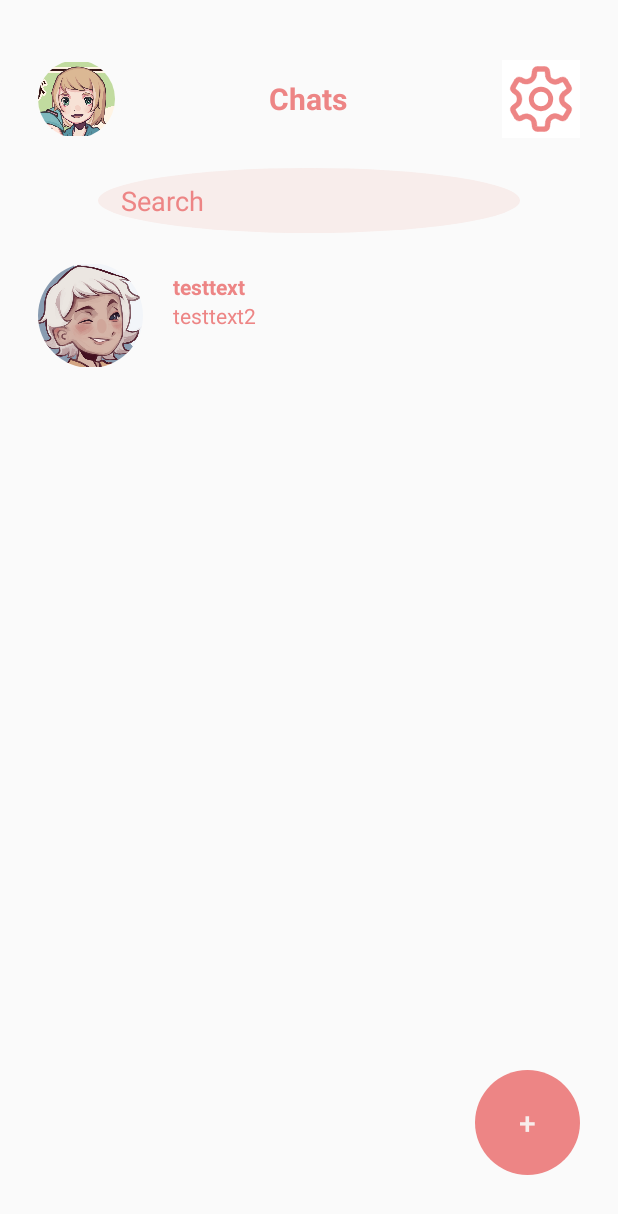
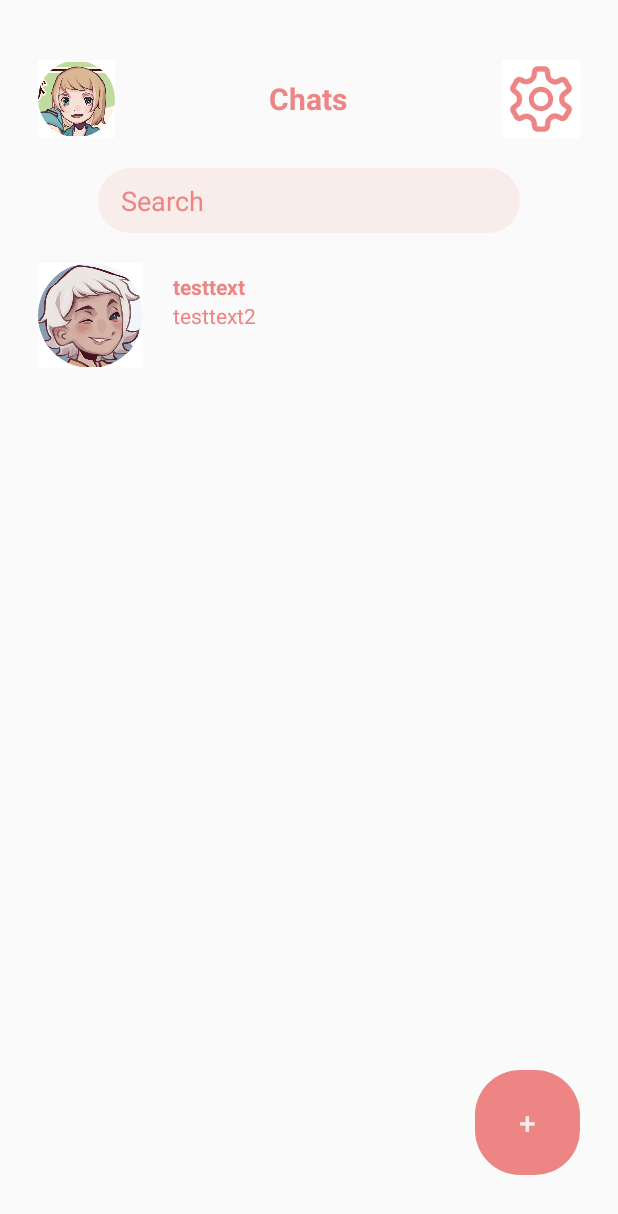
Before and after one commit to qoeru/Character-Chat, an Android app: the screen it shows after launch (MainActivity), on a phone screen of 412 x 824 dp. Shown: the top 1214 px of the screen. Run offline under Robolectric (Android 15) with nearby library versions, the phone set to English and light mode, and no system bars.

Commit message:
added rounded corners - final variant

```diff
--- /dev/null
+++ b/app/src/main/res/drawable/bg_round.xml
@@ -0,0 +1,5 @@
+<shape xmlns:android="http://schemas.android.com/apk/res/android"
+    android:shape="rectangle">
+    <corners android:radius="30dp" />
+    <solid android:color="@color/white"></solid>
+</shape>
--- /dev/null
+++ b/app/src/main/res/drawable/fg_round.xml
@@ -0,0 +1,12 @@
+<?xml version="1.0" encoding="UTF-8"?>
+<shape xmlns:android="http://schemas.android.com/apk/res/android"
+    android:innerRadiusRatio="2"
+    android:shape="ring"
+    android:thicknessRatio="1"
+    android:useLevel="false">
+    <gradient
+        android:type="radial"
+        android:gradientRadius="8dp"
+        android:endColor="@color/white"
+        />
+</shape>
--- a/app/src/main/res/drawable/round_bg.xml
+++ /dev/null
@@ -1,6 +0,0 @@
-<shape xmlns:android="http://schemas.android.com/apk/res/android"
-    android:shape="oval"
-    >
-    <corners android:radius="40dp" />
-
-</shape>
--- a/app/src/main/res/layout/activity_main.xml
+++ b/app/src/main/res/layout/activity_main.xml
@@ -18,20 +18,19 @@
         android:layout_weight="0.6"
         android:orientation="horizontal">
 
-        <ImageButton
-            android:background="@drawable/round_bg"
+        <ImageView
+            android:foreground="@drawable/fg_round"
             android:id="@+id/UserAvatar"
             android:src="@drawable/user"
             android:layout_width="0dp"
             android:layout_height="match_parent"
             android:layout_weight="1"
-            android:clipToOutline="true"
 
             android:contentDescription="@string/user_s_avatar"
             android:scaleType="fitCenter"
             >
 
-        </ImageButton>
+        </ImageView>
 
 
         <TextView
@@ -72,7 +71,7 @@
         android:layout_marginHorizontal="40dp"
         android:textColorHint="@color/pink"
         android:textColor="@color/pink"
-        android:background="@drawable/round_bg"
+        android:background="@drawable/bg_round"
         android:backgroundTint="@color/light_pink"
         >
 
@@ -88,19 +87,18 @@
             android:layout_width="match_parent"
             android:layout_height="70dp">
 
-            <ImageButton
+            <ImageView
                 android:id="@+id/CharacterAvatar"
 
                 android:layout_width="70dp"
                 android:layout_height="70dp"
                 android:layout_alignParentLeft="true"
-                android:background="@drawable/round_bg"
-                android:clipToOutline="true"
+                android:foreground="@drawable/fg_round"
                 android:contentDescription="@string/user_s_avatar"
-                android:scaleType="fitCenter"
+                android:scaleType="centerInside"
                 android:src="@drawable/ray">
 
-            </ImageButton>
+            </ImageView>
 
             <TextView
                 android:id="@+id/CharacterName"
@@ -140,7 +138,7 @@
             android:layout_alignParentBottom="true"
             android:text="+"
             android:textSize="20dp"
-            android:background="@drawable/round_bg"
+            android:background="@drawable/bg_round"
             android:textColor="@color/light_pink"
 
             android:backgroundTint="@color/pink"
--- a/app/src/main/res/layout/new_character.xml
+++ b/app/src/main/res/layout/new_character.xml
@@ -32,7 +32,7 @@
         android:textColorHint="@color/pink"
         android:textColor="@color/black"
         android:backgroundTint="@color/light_pink"
-        android:background="@drawable/round_bg"
+        android:background="@drawable/bg_round"
         android:layout_marginTop="30dp"
         app:layout_constraintTop_toBottomOf="@+id/new_character"
         app:layout_constraintLeft_toLeftOf="parent"
@@ -46,7 +46,7 @@
         android:layout_height="30dp"
         android:hint="gender"
         android:backgroundTint="@color/light_pink"
-        android:background="@drawable/round_bg"
+        android:background="@drawable/bg_round"
         android:layout_marginTop="30dp"
         android:textColor="@color/black"
         android:textColorHint="@color/pink"
@@ -83,7 +83,7 @@
         android:paddingLeft="15dp"
         android:layout_marginTop="30dp"
         android:backgroundTint="@color/light_pink"
-        android:background="@drawable/round_bg"
+        android:background="@drawable/bg_round"
         android:textColor="@color/black"
         app:layout_constraintTop_toBottomOf="@id/gender"
         app:layout_constraintLeft_toLeftOf="parent"
@@ -104,7 +104,7 @@
         android:textColorHint="@color/pink"
         android:paddingLeft="15dp"
         android:backgroundTint="@color/light_pink"
-        android:background="@drawable/round_bg"
+        android:background="@drawable/bg_round"
         app:layout_constraintTop_toBottomOf="@id/biography"
         app:layout_constraintLeft_toLeftOf="parent"
         app:layout_constraintRight_toRightOf="parent"
```
